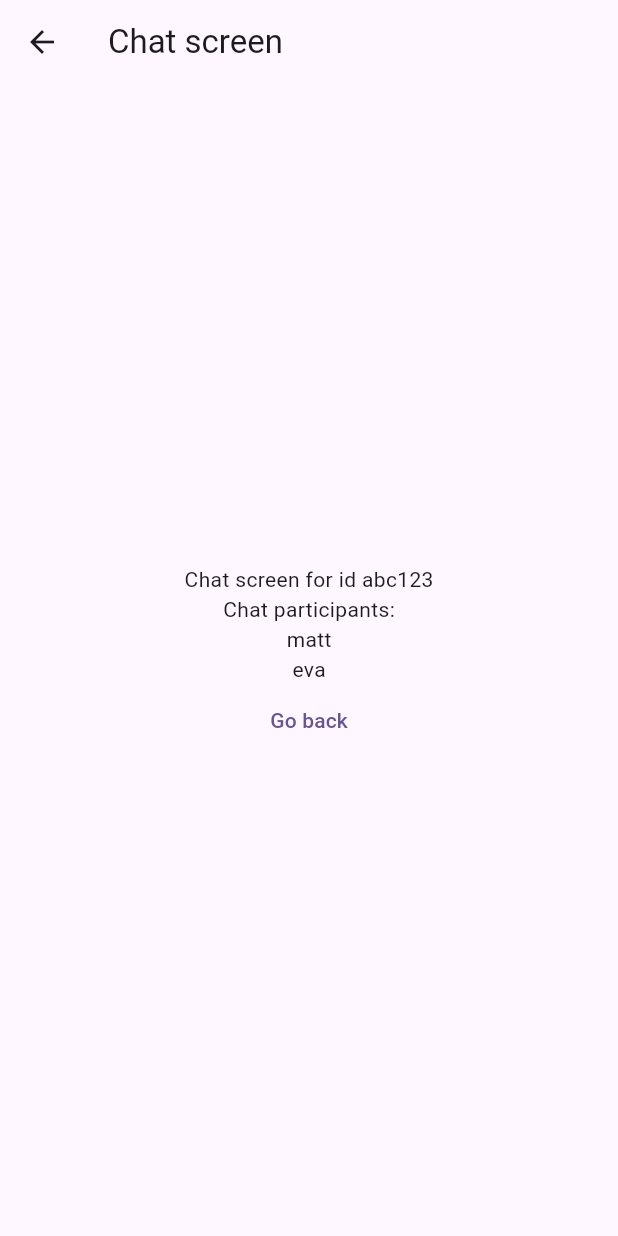
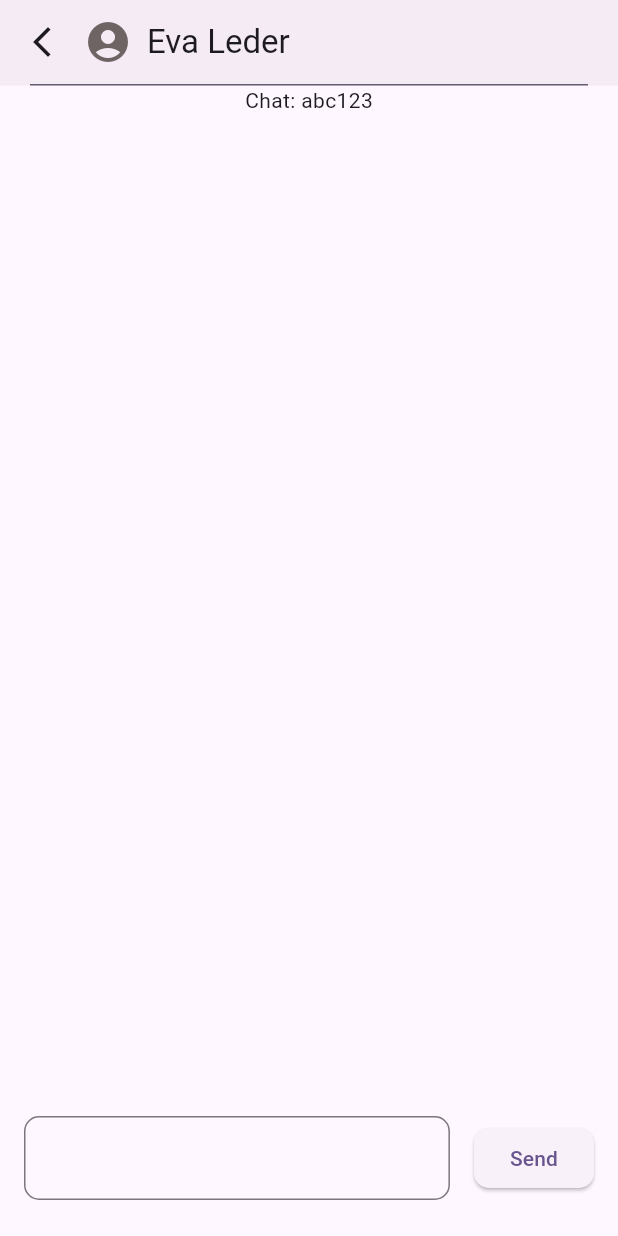
Before and after one commit to ledergit/chat_app, a Flutter app: the ChatsListScreen screen opened by its route, after a tap on "Open chat", on a phone screen of 412 x 824 dp. Run offline on Flutter 3.47's test engine with Material 3 defaults, Android fonts, the phone set to English and light mode, and no system bars; our stand-ins replace cloud_firestore, firebase_auth, firebase_core; accounts and stored records are empty; network calls fail; statements that could not run were skipped.

Commit message:
add stream builder that updates UI immediately with new messages

```diff
--- a/lib/app_routes.dart
+++ b/lib/app_routes.dart
@@ -2,4 +2,5 @@ class AppRoutes {
   static const String login = '/login';
   static const String chatsList = '/chatslist';
   static const String chat = '/chat';
+  static const String test = '/test';
 }
--- /dev/null
+++ b/lib/constants.dart
@@ -0,0 +1,4 @@
+Map<String, String> authErrorMessages = {
+  'invalid-credential': 'Username or password entered was not correct',
+  'email-already-in-use': 'The email address provide is already in use',
+};
--- a/lib/controllers/chat_controller.dart
+++ b/lib/controllers/chat_controller.dart
@@ -2,11 +2,12 @@ import 'package:flutter/material.dart';
 import 'package:cloud_firestore/cloud_firestore.dart';
 import 'package:chat_app/navigation.dart' as navigation;
 import 'package:chat_app/models/chat.dart';
+import 'package:chat_app/models/message.dart';
 
 class ChatController {
   void openChat(BuildContext context, Chat chat) async {
-    print('try writing to db');
-    await testWriteToFirestore();
+    // print('try writing to db');
+    // await testWriteToFirestore();
     navigation.goToChat(context, chat);
   }
 
@@ -14,9 +15,50 @@ class ChatController {
     navigation.goBack(context);
   }
 
+  void openTest(BuildContext context) {
+    navigation.goToTestScreen(context);
+  }
+
   Future<void> testWriteToFirestore() async {
     await FirebaseFirestore.instance.collection('test').add({
       'text': 'hello!',
     });
   }
+  /*
+  Future<List<Message>> getMessages(String chatId) {
+    final query = FirebaseFirestore.instance.collection('messages').where('chatId', isEqualTo: chatId).orderBy('timestamp');
+    return query.
+  }
+  */
+
+  Future<List<Message>> getMessages(String chatId) async {
+    List<Message> messages = [];
+    try {
+      final QuerySnapshot snapshot = await FirebaseFirestore.instance
+          .collection('chats')
+          .doc(chatId)
+          .collection('messages')
+          .orderBy('createdAt')
+          .get();
+      for (final doc in snapshot.docs) {
+        messages.add(Message.fromMap(doc.data() as Map<String, dynamic>));
+      }
+    } on FirebaseException catch (e) {
+      print('error code: ${e.code}');
+    }
+    return messages;
+  }
+
+  Stream<List<Message>> watchMessages(String chatId) {
+    final Stream<QuerySnapshot<Map<String, dynamic>>> snapshotsStream =
+        FirebaseFirestore.instance
+            .collection('chats')
+            .doc(chatId)
+            .collection('messages')
+            .orderBy('createdAt')
+            .snapshots();
+    return snapshotsStream.map((snapshot) {
+      return snapshot.docs.map((doc) => Message.fromMap(doc.data())).toList();
+    });
+  }
 }
--- a/lib/main.dart
+++ b/lib/main.dart
@@ -1,4 +1,5 @@
 import 'package:chat_app/controllers/auth_controller.dart';
+import 'package:chat_app/screens/test_screen.dart';
 import 'package:flutter/material.dart';
 import 'package:firebase_core/firebase_core.dart';
 import 'package:chat_app/app_routes.dart';
@@ -41,6 +42,7 @@ class MyApp extends StatelessWidget {
         AppRoutes.chatsList: (context) => ChatsListScreen(),
         AppRoutes.chat: (context) => ChatScreen(),
         AppRoutes.login: (context) => LoginScreen(),
+        AppRoutes.test: (context) => TestScreen(),
       },
       debugShowCheckedModeBanner: false,
     );
--- a/lib/models/chat.dart
+++ b/lib/models/chat.dart
@@ -1,6 +1,8 @@
+import 'package:chat_app/models/member.dart';
+
 class Chat {
   final String chatId;
-  final List<String> participants;
+  final List<Member> participants;
 
   Chat({
     required this.chatId,
--- /dev/null
+++ b/lib/models/member.dart
@@ -0,0 +1,9 @@
+class Member {
+  final String uid;
+  final String displayName;
+
+  Member({
+    required this.uid,
+    required this.displayName,
+  });
+}
--- /dev/null
+++ b/lib/models/message.dart
@@ -0,0 +1,31 @@
+class Message {
+  final String chatId;
+  final String senderId;
+  final String text;
+  final DateTime createdAt;
+
+  Message({
+    required this.chatId,
+    required this.senderId,
+    required this.text,
+    required this.createdAt,
+  });
+
+  factory Message.fromMap(Map<String, dynamic> map) {
+    return Message(
+      chatId: map['chatId'],
+      senderId: map['senderId'],
+      text: map['text'],
+      createdAt: DateTime.fromMillisecondsSinceEpoch(map['createdAt']),
+    );
+  }
+
+  Map<String, dynamic> toMap() {
+    return {
+      'chatId': chatId,
+      'senderId': senderId,
+      'text': text,
+      'createdAt': createdAt.millisecondsSinceEpoch,
+    };
+  }
+}
--- a/lib/navigation.dart
+++ b/lib/navigation.dart
@@ -16,3 +16,7 @@ void goBack(BuildContext context) {
 void goToLogin(BuildContext context) {
   Navigator.pushReplacementNamed(context, AppRoutes.login);
 }
+
+void goToTestScreen(BuildContext context) {
+  Navigator.pushNamed(context, AppRoutes.test);
+}
--- a/lib/screens/chat_screen.dart
+++ b/lib/screens/chat_screen.dart
@@ -1,30 +1,136 @@
 import 'package:chat_app/controllers/chat_controller.dart';
+import 'package:chat_app/controllers/message_controller.dart';
+import 'package:firebase_auth/firebase_auth.dart';
 import 'package:flutter/material.dart';
 import 'package:chat_app/models/chat.dart';
+import 'package:chat_app/models/message.dart';
 
-class ChatScreen extends StatelessWidget {
+class ChatScreen extends StatefulWidget {
+  const ChatScreen({super.key});
+
+  @override
+  State<ChatScreen> createState() => _ChatScreenState();
+}
+
+class _ChatScreenState extends State<ChatScreen> {
+  final MessageController messageController = MessageController();
   final ChatController chatController = ChatController();
-  ChatScreen({super.key});
+  final TextEditingController textController = TextEditingController();
+  // final List<Message> messages;
+
+  @override
+  void dispose() {
+    textController.dispose();
+    super.dispose();
+  }
 
   @override
   Widget build(BuildContext context) {
     final chat = ModalRoute.of(context)!.settings.arguments as Chat;
     return Scaffold(
       appBar: AppBar(
-        title: Text('Chat screen'),
+        backgroundColor: Color.fromARGB(255, 245, 235, 245),
+        // leading: Icon(Icons.arrow_back_ios_new),
+        leading: IconButton(
+          onPressed: () => chatController.closeChat(context),
+          icon: Icon(Icons.arrow_back_ios_new_outlined),
+        ),
+        titleSpacing: 0,
+        title: Row(
+          children: [
+            Icon(
+              Icons.account_circle,
+              size: 32,
+              color: Color.fromARGB(255, 110, 100, 100),
+            ),
+            SizedBox(
+              width: 10,
+            ),
+            Text(
+              chat.participants
+                  .firstWhere(
+                    (p) => p.uid != FirebaseAuth.instance.currentUser!.uid,
+                  )
+                  .displayName,
+            ),
+          ],
+        ),
+        bottom: PreferredSize(
+          preferredSize: Size.fromHeight(1),
+
+          child: Padding(
+            padding: const EdgeInsets.symmetric(horizontal: 20.0),
+            child: Container(
+              color: Theme.of(context).colorScheme.secondary,
+              height: 1,
+            ),
+          ),
+        ),
       ),
       body: Center(
         child: Column(
-          mainAxisAlignment: MainAxisAlignment.center,
           children: [
-            Text('Chat screen for id ${chat.chatId}'),
-            Text('Chat participants:'),
-            ...chat.participants.map(
-              (e) => Text(e),
+            Text('Chat: ${chat.chatId}'),
+            SizedBox(
+              height: 100,
             ),
-            TextButton(
-              onPressed: () => chatController.closeChat(context),
-              child: Text('Go back'),
+
+            Expanded(
+              child: StreamBuilder<List<Message>>(
+                stream: chatController.watchMessages(chat.chatId),
+                builder: (context, snapshot) {
+                  if (!snapshot.hasData) {
+                    return Center(
+                      child: CircularProgressIndicator(),
+                    );
+                  } else {
+                    List<Message> messages = snapshot.data!;
+                    return ListView.builder(
+                      itemCount: messages.length,
+                      itemBuilder: (context, i) {
+                        return Text(messages[i].text);
+                      },
+                    );
+                  }
+                },
+              ),
+            ),
+            // Expanded(child: SizedBox()),
+            Padding(
+              padding: const EdgeInsets.symmetric(
+                horizontal: 16.0,
+                vertical: 24,
+              ),
+              child: Row(
+                children: [
+                  Expanded(
+                    child: TextField(
+                      controller: textController,
+                      decoration: InputDecoration(
+                        border: OutlineInputBorder(
+                          borderRadius: BorderRadius.circular(10),
+                        ),
+                      ),
+                    ),
+                  ),
+                  SizedBox(
+                    width: 16,
+                  ),
+                  ElevatedButton(
+                    onPressed: () {
+                      final text = textController.text.trim();
+                      if (text.isEmpty) return;
+                      messageController.sendMessage(
+                        context,
+                        chat.chatId,
+                        textController.text,
+                      );
+                      textController.clear();
+                    },
+                    child: Text('Send'),
+                  ),
+                ],
+              ),
             ),
           ],
         ),
--- a/lib/screens/chats_list_screen.dart
+++ b/lib/screens/chats_list_screen.dart
@@ -2,6 +2,7 @@ import 'package:firebase_auth/firebase_auth.dart';
 import 'package:chat_app/controllers/auth_controller.dart';
 import 'package:chat_app/controllers/chat_controller.dart';
 import 'package:chat_app/models/chat.dart';
+import 'package:chat_app/models/member.dart';
 import 'package:flutter/material.dart';
 // import 'package:chat_app/app_routes.dart';
 // import 'package:chat_app/navigation.dart' as navigation;
@@ -32,15 +33,34 @@ class ChatsListScreen extends StatelessWidget {
           children: [
             Text('Chats List'),
             Text('User: ${FirebaseAuth.instance.currentUser?.uid}'),
+
+            Row(
+              mainAxisAlignment: MainAxisAlignment.center,
+              children: [
+                TextButton(
+                  onPressed: () => chatController.openTest(context),
+                  child: Text('Go to test page'),
+                ),
                 TextButton(
                   onPressed: () => chatController.openChat(
                     context,
                     Chat(
                       chatId: 'abc123',
-                  participants: ['matt', 'eva'],
+                      participants: [
+                        Member(
+                          uid: FirebaseAuth.instance.currentUser!.uid,
+                          displayName: 'matt',
+                        ),
+                        Member(
+                          uid: '222222',
+                          displayName: 'Eva Leder',
+                        ),
+                      ],
                     ),
                   ),
                   child: Text('Open chat'),
+                ),
+              ],
             ),
           ],
         ),
```
Also changed, not shown: lib/controllers/auth_controller.dart (+21 -1 lines), lib/controllers/message_controller.dart (added, +34 -0 lines), lib/models/sender.dart (added, +11 -0 lines), lib/screens/login_screen.dart (+28 -17 lines), lib/screens/test_screen.dart (added, +25 -0 lines), lib/test.dart (added, +78 -0 lines). Lines whose indentation alone changed are shown as unchanged.
